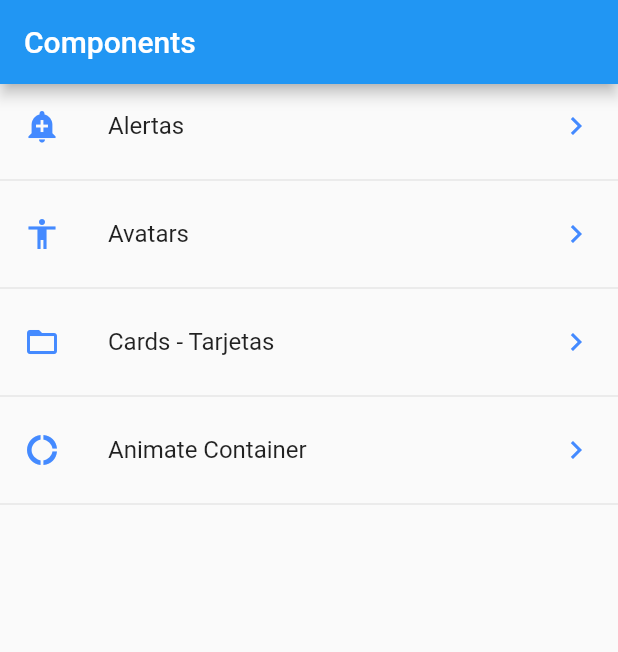
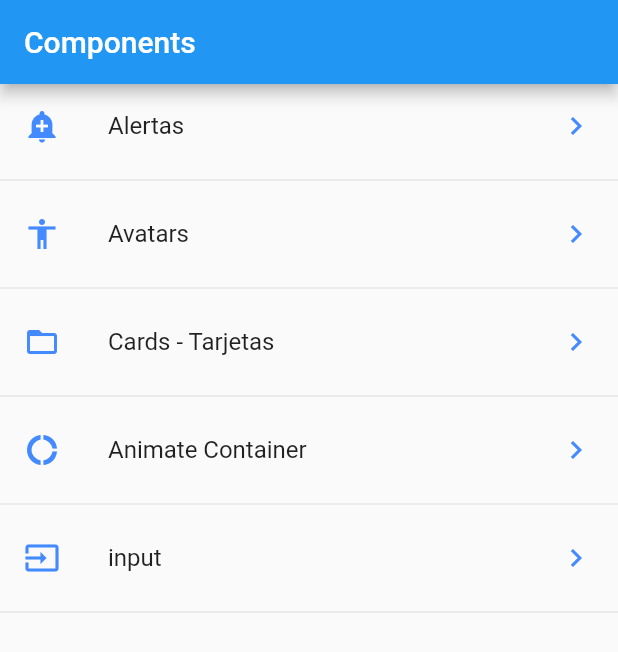
Before and after one commit to victorr-dev/curso_flutter_2, a Flutter app: the screen it shows after launch, on a phone screen of 412 x 824 dp. Shown: the top 652 px of the screen. Run offline on Flutter 3.47's test engine with Material 2 defaults, Android fonts, the phone set to English and light mode, and no system bars.

Commit message:
Clase 79: Input Fields.

```diff
--- a/data/menu_opts.json
+++ b/data/menu_opts.json
@@ -20,6 +20,11 @@
             "ruta" : "animateContainer",
             "icon" : "donut_large",
             "texto": "Animate Container"
+        },
+        {
+            "ruta" : "input",
+            "icon" : "input",
+            "texto": "input"
         }
     ]
 }
--- a/lib/pages/home_page.dart
+++ b/lib/pages/home_page.dart
@@ -1,4 +1,3 @@
-import 'dart:convert';
 
 import 'package:curso_flutter_2/utils/icono_string.dart';
 import 'package:flutter/material.dart';
--- a/lib/routes/router.dart
+++ b/lib/routes/router.dart
@@ -5,6 +5,7 @@ import 'package:curso_flutter_2/pages/avatar_page.dart';
 import 'package:curso_flutter_2/pages/home_page.dart';
 import 'package:curso_flutter_2/pages/card_page.dart';
 import 'package:curso_flutter_2/pages/animated_container.dart';
+import 'package:curso_flutter_2/pages/fields_page.dart';
 
 Map<String, WidgetBuilder> getApplicationsRoutes(){
 return <String, WidgetBuilder> {
@@ -12,6 +13,7 @@ return <String, WidgetBuilder> {
         'alert' : (BuildContext context)=> AlertPage(),
         'avatar': (BuildContext context)=> AvatarPage(),
         'card'  : (BuildContext context)=> CardPage(),
-        'animateContainer': (BuildContext context)=> AnimatePage()
+        'animateContainer': (BuildContext context)=> AnimatePage(),
+        'input'  : (BuildContext context) => FieldsPages()
       };
 }
--- a/lib/utils/icono_string.dart
+++ b/lib/utils/icono_string.dart
@@ -4,7 +4,8 @@ final _icons = <String, IconData> {
     'add_alert'     : Icons.add_alert,
     'accessibility' : Icons.accessibility,
     'folder_open'   : Icons.folder_open,
-    'donut_large'   : Icons.donut_large
+    'donut_large'   : Icons.donut_large,
+    'input'         : Icons.input
 };
 
 Icon getIcon(String nombre){
```
Also changed, not shown: lib/pages/fields_page.dart (added, +58 -0 lines).
